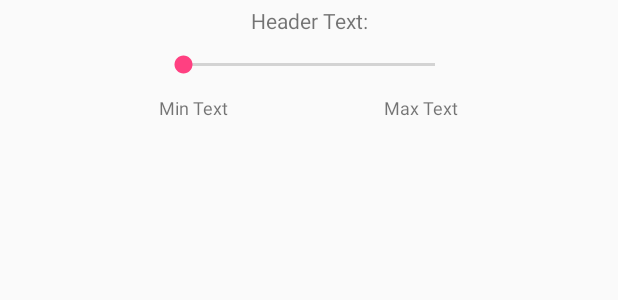
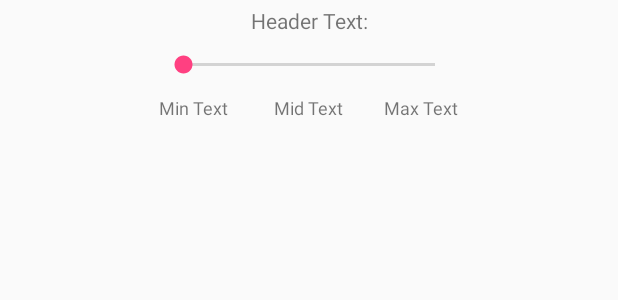
Before and after one commit to DennisWandschura/hrv_tool, an Android app: the layout customslider.xml on its own in the app's theme, with its tools: preview values and no code run, on a phone screen of 412 x 824 dp. Shown: the top 300 px of the screen. Run offline under Robolectric (Android 15) with nearby library versions, the phone set to English and light mode, and no system bars.

Commit message:
added middle text to CustomSlider

```diff
--- a/app/src/main/res/layout/customslider.xml
+++ b/app/src/main/res/layout/customslider.xml
@@ -32,6 +32,18 @@
         android:text="Min Text"
         android:textSize="12sp" />
 
+
+    <TextView
+        android:id="@+id/textViewMidText"
+        android:layout_width="wrap_content"
+        android:layout_height="wrap_content"
+        android:paddingBottom="4dp"
+        android:text="Mid Text"
+        android:textSize="12sp"
+        android:layout_below="@+id/customSliderSeekBar"
+        android:layout_alignParentBottom="true"
+        android:layout_centerHorizontal="true" />
+
     <TextView
         android:id="@+id/textViewMaxText"
         android:layout_width="wrap_content"
--- a/app/src/main/res/values/customslider.xml
+++ b/app/src/main/res/values/customslider.xml
@@ -3,6 +3,7 @@
     <declare-styleable name="CustomSlider">
         <attr name="headerText" format="string" />
         <attr name="minText" format="string" />
+        <attr name="midText" format="string" />
         <attr name="maxText" format="string" />
         <attr name="maxValue" format="integer"/>
     </declare-styleable>
```
Also changed, not shown: app/src/main/java/denwan/hrvtool/CustomSlider.java (+9 -6 lines).
